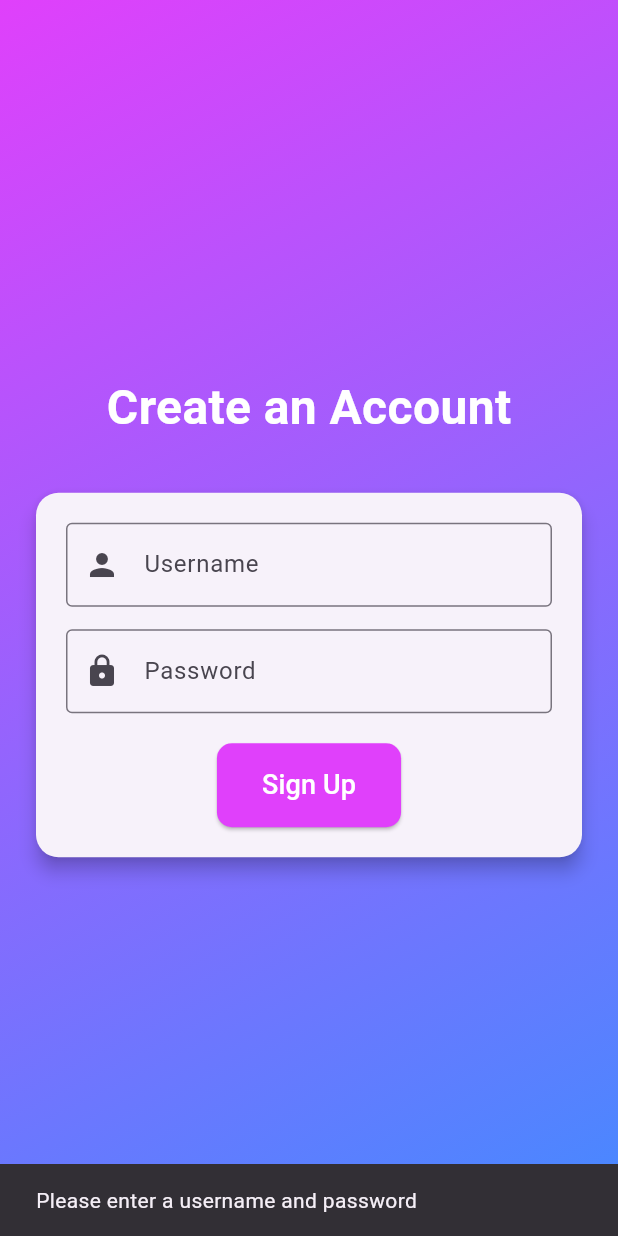
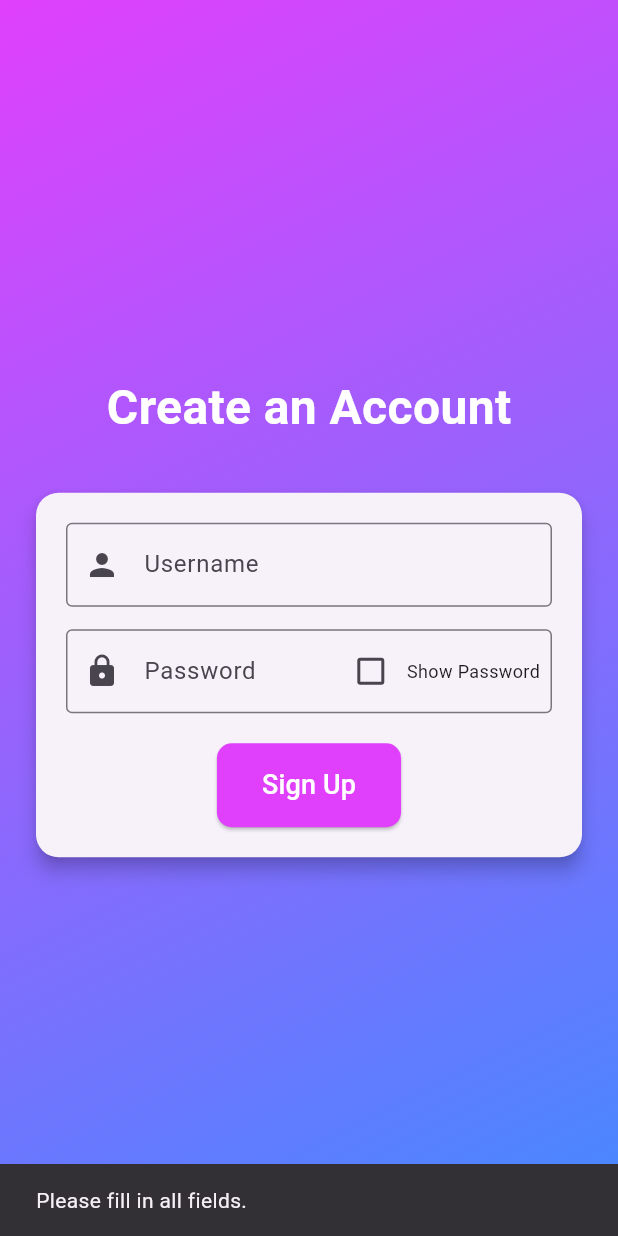
Before and after one commit to AbhinavRaneesh/FBLA_2025, a Flutter app: the SignUpPage screen opened directly, after a tap on "Sign Up", on a phone screen of 412 x 824 dp. Run offline on Flutter 3.47's test engine with Material 3 defaults, Android fonts, the phone set to English and light mode, and no system bars; our stand-ins replace sqflite; accounts and stored records are empty.

Commit message:
Password checkbox, Console print accounts

```diff
--- a/lib/main.dart
+++ b/lib/main.dart
@@ -28,33 +28,49 @@ class _SignInPageState extends State<SignInPage> {
   final _usernameController = TextEditingController();
   final _passwordController = TextEditingController();
   final _dbHelper = DatabaseHelper();
+  bool _showPassword = false;
 
   Future<void> _signIn() async {
-    final username = _usernameController.text.trim();
-    final password = _passwordController.text.trim();
+    final username = _usernameController.text.trim(); // Trim spaces
+    final password = _passwordController.text.trim(); // Trim spaces
 
+    // Validate input fields
     if (username.isEmpty || password.isEmpty) {
       ScaffoldMessenger.of(context).showSnackBar(
-        SnackBar(content: Text('Please enter a username and password')),
+        SnackBar(content: Text('Please enter both username and password.')),
       );
       return;
     }
 
+    try {
+      // Authenticate the user (Check database for username and password)
       final isAuthenticated = await _dbHelper.authenticateUser(username, password);
+
       if (isAuthenticated) {
+        // If authentication succeeds, navigate to the next screen
         ScaffoldMessenger.of(context).showSnackBar(
-        SnackBar(content: Text('Sign in successful!')),
+          SnackBar(content: Text('Sign-in successful!')),
         );
+
+        // Navigate to the home or dashboard screen
         Navigator.pushReplacement(
           context,
           MaterialPageRoute(builder: (context) => HomeScreen()),
         );
       } else {
+        // If authentication fails, show an error
         ScaffoldMessenger.of(context).showSnackBar(
-        SnackBar(content: Text('Invalid username or password')),
+          SnackBar(content: Text('Invalid username or password.')),
+        );
+      }
+    } catch (e) {
+      print('Error during sign-in: $e');
+      ScaffoldMessenger.of(context).showSnackBar(
+        SnackBar(content: Text('An error occurred. Please try again.')),
       );
     }
   }
+
 
   @override
   Widget build(BuildContext context) {
@@ -103,11 +119,26 @@ class _SignInPageState extends State<SignInPage> {
                           SizedBox(height: 15),
                           TextField(
                             controller: _passwordController,
-                            obscureText: true,
+                            obscureText: !_showPassword,
                             decoration: InputDecoration(
                               labelText: 'Password',
                               border: OutlineInputBorder(),
                               prefixIcon: Icon(Icons.lock),
+                              suffixIcon: Row(
+                                mainAxisSize: MainAxisSize.min,
+                                children: [
+                                  Checkbox(
+                                    value: _showPassword,
+                                    onChanged: (bool? value) {
+                                      setState(() {
+                                        _showPassword = value ?? false;
+                                      });
+                                    },
+                                  ),
+                                  Text('Show Password', style: TextStyle(fontSize: 12)),
+                                  SizedBox(width: 8),
+                                ],
+                              ),
                             ),
                           ),
                           SizedBox(height: 20),
@@ -155,41 +186,60 @@ class _SignInPageState extends State<SignInPage> {
   }
 }
 
-class SignUpPage extends StatefulWidget {
-  @override
-  _SignUpPageState createState() => _SignUpPageState();
-}
-
 class _SignUpPageState extends State<SignUpPage> {
   final _usernameController = TextEditingController();
   final _passwordController = TextEditingController();
   final _dbHelper = DatabaseHelper();
+  bool _showPassword = false;
 
   Future<void> _signUp() async {
     final username = _usernameController.text.trim();
     final password = _passwordController.text.trim();
 
+    // Validate input fields
     if (username.isEmpty || password.isEmpty) {
       ScaffoldMessenger.of(context).showSnackBar(
-        SnackBar(content: Text('Please enter a username and password')),
+        SnackBar(content: Text('Please fill in all fields.')),
       );
       return;
     }
 
-    final usernameExists = await _dbHelper.usernameExists(username);
-    if (usernameExists) {
+    try {
+      // Check if the username already exists
+      final userExists = await _dbHelper.checkIfUserExists(username);
+
+      if (userExists) {
         ScaffoldMessenger.of(context).showSnackBar(
-        SnackBar(content: Text('Username already exists')),
+          SnackBar(
+              content:
+              Text('Username already exists. Please choose a different one.')),
         );
         return;
       }
 
-    await _dbHelper.insertUser(username, password);
+      // Add the user to the database
+      final success = await _dbHelper.addUser(username, password);
+      if (success) {
         ScaffoldMessenger.of(context).showSnackBar(
           SnackBar(content: Text('Account created successfully!')),
         );
 
-    Navigator.pop(context); // Go back to the sign-in page
+        // DEBUG: Print all users in the database
+        await _dbHelper.printAllUsers();
+
+        // Navigate back to the Sign-In page (or wherever you want)
+        Navigator.pop(context);
+      } else {
+        ScaffoldMessenger.of(context).showSnackBar(
+          SnackBar(content: Text('Something went wrong. Please try again.')),
+        );
+      }
+    } catch (e) {
+      print('Error during sign-up: $e');
+      ScaffoldMessenger.of(context).showSnackBar(
+        SnackBar(content: Text('An error occurred. Please try again.')),
+      );
+    }
   }
 
   @override
@@ -239,11 +289,26 @@ class _SignUpPageState extends State<SignUpPage> {
                           SizedBox(height: 15),
                           TextField(
                             controller: _passwordController,
-                            obscureText: true,
+                            obscureText: !_showPassword,
                             decoration: InputDecoration(
                               labelText: 'Password',
                               border: OutlineInputBorder(),
                               prefixIcon: Icon(Icons.lock),
+                              suffixIcon: Row(
+                                mainAxisSize: MainAxisSize.min,
+                                children: [
+                                  Checkbox(
+                                    value: _showPassword,
+                                    onChanged: (bool? value) {
+                                      setState(() {
+                                        _showPassword = value ?? false;
+                                      });
+                                    },
+                                  ),
+                                  Text('Show Password', style: TextStyle(fontSize: 12)),
+                                  SizedBox(width: 8),
+                                ],
+                              ),
                             ),
                           ),
                           SizedBox(height: 20),
@@ -274,6 +339,17 @@ class _SignUpPageState extends State<SignUpPage> {
     );
   }
 }
+
+class SignUpPage extends StatefulWidget {
+  @override
+  _SignUpPageState createState() => _SignUpPageState();
+}
+
+
+
+
+
+
 
 class HomeScreen extends StatelessWidget {
   final Map<String, List<Question>> subjectQuestions = {
```
Lines whose indentation alone changed are shown as unchanged.
